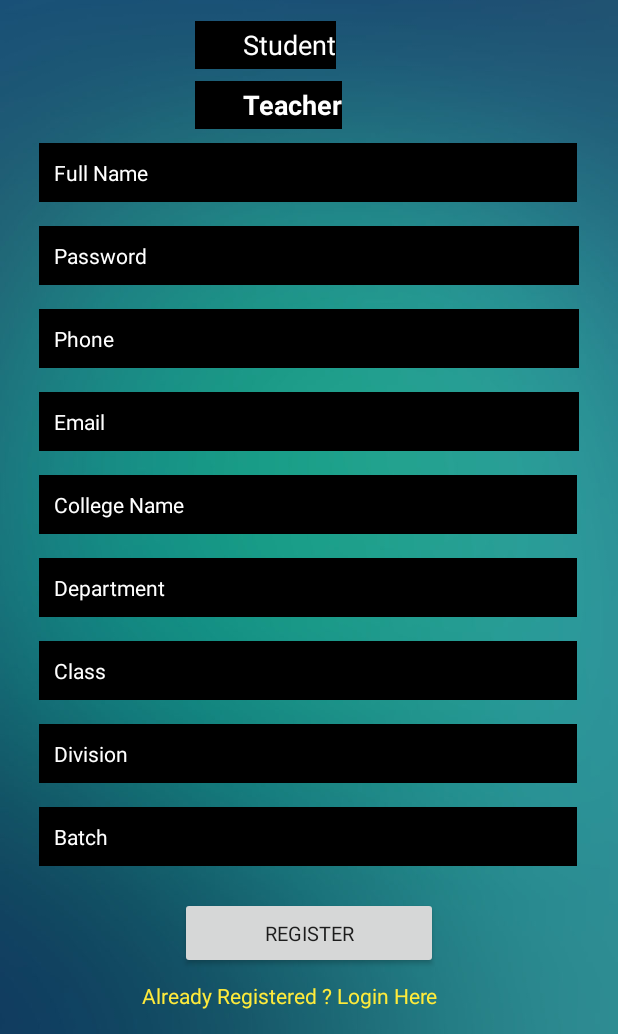
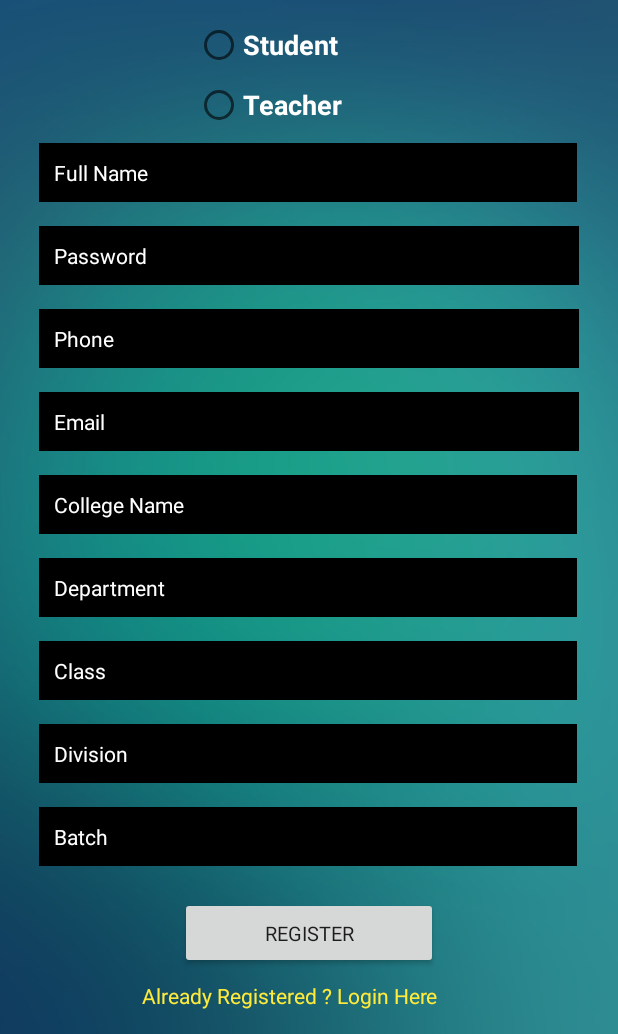
Before and after one commit to sachinghugare/smart-education, an Android app: the screen it shows after launch (Register), on a phone screen of 412 x 824 dp, the part 202-1236 px from its top. Run offline under Robolectric (Android 15) with nearby library versions, the phone set to English and light mode, and no system bars; our stand-ins replace Firebase (no records; nobody signed in at launch, a user with empty details on screens opened directly); Roboto replaces fonts that are not available here.

```diff
--- a/app/src/main/res/layout/activity_register.xml
+++ b/app/src/main/res/layout/activity_register.xml
@@ -59,34 +59,37 @@
                 android:layout_width="350dp"
                 android:layout_height="81dp"
                 tools:layout_editor_absoluteX="27dp"
-                tools:layout_editor_absoluteY="15dp">
+                tools:layout_editor_absoluteY="15dp"
+                android:id="@+id/radioGroup">
 
                 <RadioButton
-                    android:id="@+id/radioButton3"
+                    android:id="@+id/rstudent"
                     android:layout_width="wrap_content"
                     android:layout_height="wrap_content"
                     android:layout_marginStart="120dp"
                     android:layout_marginLeft="100dp"
                     android:layout_marginEnd="120dp"
                     android:layout_marginBottom="8dp"
-                    android:background="@color/common_google_signin_btn_text_dark_focused"
                     android:text="Student"
+                    android:textStyle="bold"
                     android:textColor="@color/common_google_signin_btn_text_dark_default"
-                    android:textSize="18sp" />
+                    android:textSize="18sp"
+                    android:onClick="checkButton"/>
 
                 <RadioButton
-                    android:id="@+id/radioButton4"
+                    android:id="@+id/rteacher"
                     android:layout_width="wrap_content"
                     android:layout_height="wrap_content"
                     android:layout_marginStart="120dp"
                     android:layout_marginEnd="120dp"
                     android:layout_marginBottom="8dp"
-                    android:background="@android:color/black"
                     android:text="Teacher"
                     android:textAlignment="center"
                     android:textColor="@color/common_google_signin_btn_text_dark_default"
                     android:textSize="18sp"
-                    android:textStyle="bold" />
+                    android:textStyle="bold"
+                    android:onClick="checkButton"
+                    />
             </RadioGroup>
 
             <EditText
```
Also changed, not shown: app/src/main/AndroidManifest.xml (+4 -3 lines), app/src/main/java/com/example/smarteducation/Login.java (+19 -7 lines), app/src/main/java/com/example/smarteducation/MainActivity.java (+7 -7 lines), app/src/main/java/com/example/smarteducation/Register.java (+151 -25 lines), app/src/main/java/com/example/smarteducation/adminpage.java (added, +36 -0 lines), app/src/main/res/layout/activity_adminpage.xml (added, +9 -0 lines).
